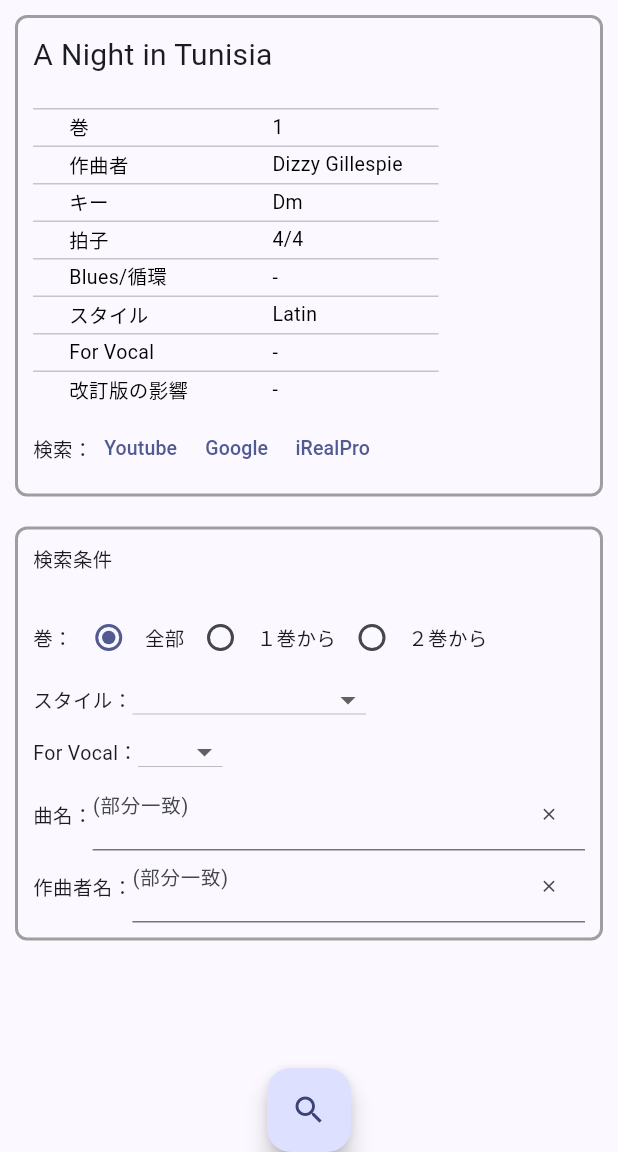
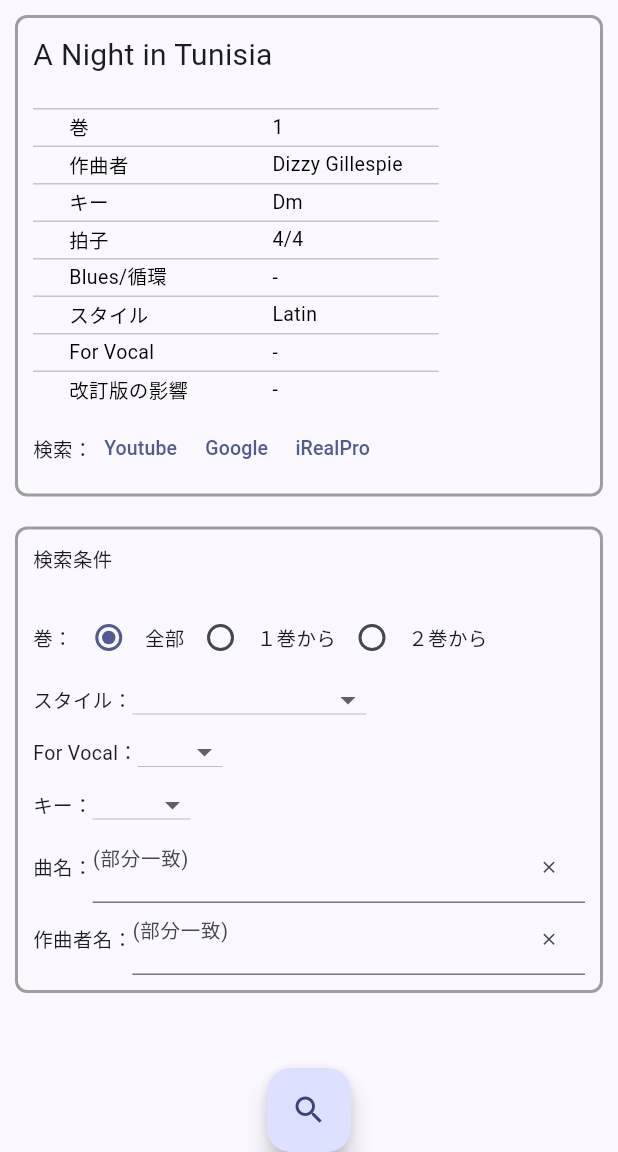
Before and after one commit to junhashimoto0808/kurohonchoice, a Flutter app: the screen it shows after launch, after a tap on the "search" icon, on a phone screen of 412 x 824 dp, the part 84-1236 px from its top. Run offline on Flutter 3.47's test engine with Material 3 defaults, Android fonts, the light colour scheme and no system bars; our stand-ins replace package_info_plus.

Commit message:
検索項目「キー」追加

```diff
--- a/lib/main.dart
+++ b/lib/main.dart
@@ -81,9 +81,11 @@ class _MyHomePageState extends State<MyHomePage> {
   String _condSongName = '';
   String _condCreaterName = '';
   String _condForVocal = '';
+  String _condKey = '';
 
   List<String> choiceStyle = List.empty(growable: true);
   List<String> choiceForVocal = List.empty(growable: true);
+  List<String> choiceKey = List.empty(growable: true);
 
   String _city = '';
 
@@ -111,6 +113,35 @@ class _MyHomePageState extends State<MyHomePage> {
     // ForVocalの検索条件の作成
     choiceForVocal.add('');
     choiceForVocal.add('あり');
+
+    // Keyの検索条件の作成
+    choiceKey.add('');
+    choiceKey.add('C');
+    choiceKey.add('D♭');
+    choiceKey.add('D');
+    choiceKey.add('E♭');
+    choiceKey.add('E');
+    choiceKey.add('F');
+    choiceKey.add('G♭');
+    choiceKey.add('G');
+    choiceKey.add('A♭');
+    choiceKey.add('A');
+    choiceKey.add('B♭');
+    choiceKey.add('B');
+
+    choiceKey.add('Cm');
+    choiceKey.add('D♭m');
+    choiceKey.add('Dm');
+    choiceKey.add('E♭m');
+    choiceKey.add('Em');
+    choiceKey.add('Fm');
+    choiceKey.add('G♭m');
+    choiceKey.add('Gm');
+    choiceKey.add('A♭m');
+    choiceKey.add('Am');
+    choiceKey.add('B♭m');
+    choiceKey.add('Bm');
+    choiceKey = choiceKey.toSet().toList();
 
     // バージョン情報の取得
     getParam();
@@ -169,6 +200,12 @@ class _MyHomePageState extends State<MyHomePage> {
 
         if (_condForVocal != '') {
           if (songData[a][8] != _condForVocal) {
+            continue;
+          }
+        }
+
+        if (_condKey != '') {
+          if (songData[a][4] != _condKey) {
             continue;
           }
         }
@@ -631,6 +668,29 @@ class _MyHomePageState extends State<MyHomePage> {
                               ]),
                               Row(children: [
                                 const Text(
+                                  'キー：',
+                                  style: TextStyle(fontSize: 13),
+                                ),
+                                SizedBox(
+                                  height: 35.0,
+                                  child: DropdownButton<String>(
+                                      elevation: 16,
+                                      value: _condKey,
+                                      items: choiceKey
+                                          .map((String list) =>
+                                              DropdownMenuItem(
+                                                  value: list,
+                                                  child: Text(list)))
+                                          .toList(),
+                                      onChanged: (String? value) {
+                                        setState(() {
+                                          _condKey = value!;
+                                        });
+                                      }),
+                                ),
+                              ]),
+                              Row(children: [
+                                const Text(
                                   '曲名：',
                                   style: TextStyle(fontSize: 13),
                                 ),
```
Also changed, not shown: 2 other files.
